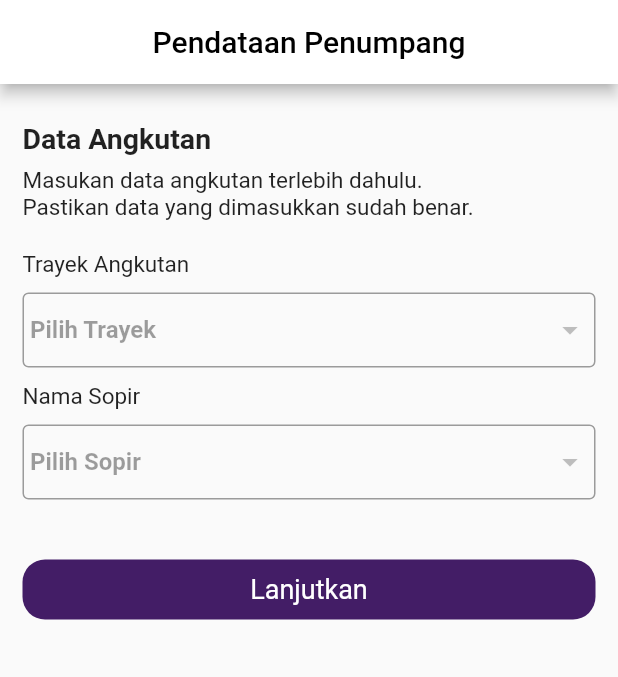
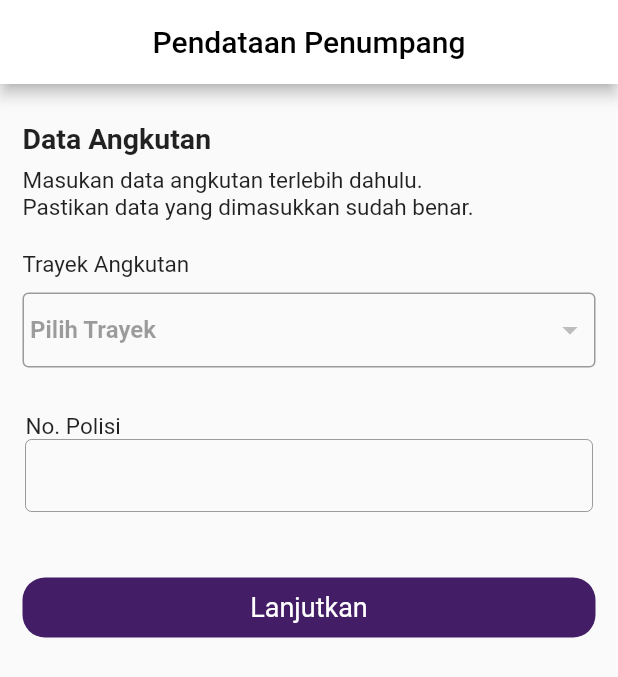
Before and after one commit to Nizam-dev/trackhub, a Flutter app: the Pendataan screen opened directly, on a phone screen of 412 x 824 dp. Shown: the top 677 px of the screen. Run offline on Flutter 3.47's test engine with Material 2 defaults, Android fonts, the phone set to English and light mode, and no system bars; our stand-ins replace awesome_dialog, fluttertoast, geolocator, google_maps_flutter, location, shared_preferences; missing offline and left inert: qr_code_scanner; accounts and stored records are empty.

Commit message:
perbaikan get polisi dan nama supir

```diff
--- a/lib/screen/pendataan.dart
+++ b/lib/screen/pendataan.dart
@@ -22,8 +22,14 @@ class _PendataanState extends State<Pendataan> {
   var id = <String>[];
   var pilihantrayek = <String>[];
   var sopir = <String>[];
+  var no_polisi = <String>[];
   var pilihansopir = <String>[];
+  var pilihannopolisi = <String>[];
   int _pilihan;
+  final TextEditingController _nopolcontroller = TextEditingController();
+  final _formKey = GlobalKey<FormState>();
+  var username;
+  final _scaffoldKey = GlobalKey<ScaffoldState>();
 
   List data;
   void initState() {
@@ -40,6 +46,7 @@ class _PendataanState extends State<Pendataan> {
         for (var item in data) {
           pilihantrayek.add(item["nama_angkutan"]);
           sopir.add(item["nama"]);
+          no_polisi.add(item["no_polisi"]);
           id.add(item["id_angkutan"].toString());
         }
       }
@@ -126,52 +133,95 @@ class _PendataanState extends State<Pendataan> {
                               setState(() {
                                 _pilihan = pilihantrayek.indexOf(value);
                                 _chosenValueTrayek = value;
-                                pilihansopir = <String>[sopir[_pilihan]];
-                                _chosenValueSopir = sopir[_pilihan];
+                                // pilihansopir = <String>[sopir[_pilihan]];
+                                // _chosenValueSopir = sopir[_pilihan];
+                                pilihannopolisi = <String>[no_polisi[_pilihan]];
+                                _chosenValueSopir = no_polisi[_pilihan];
+                                _nopolcontroller.text = _chosenValueSopir;
                               });
                             },
                           ),
                         ))),
+                // Align(
+                //   alignment: Alignment.centerLeft,
+                //   child: Text(
+                //     "Nama Sopir",
+                //     style: TextStyle(fontSize: 15),
+                //   ),
+                // ),
+                // Container(
+                //     margin: EdgeInsets.symmetric(vertical: 10),
+                //     child: InputDecorator(
+                //         decoration: const InputDecoration(
+                //             border: OutlineInputBorder(),
+                //             contentPadding: const EdgeInsets.symmetric(
+                //                 vertical: 1.0, horizontal: 5)),
+                //         child: DropdownButtonHideUnderline(
+                //           child: DropdownButton<String>(
+                //             value: _chosenValueSopir,
+                //             //elevation: 5,
+                //             style: TextStyle(color: Colors.black),
+                //             items: pilihannopolisi
+                //                 .map<DropdownMenuItem<String>>((String value) {
+                //               return DropdownMenuItem<String>(
+                //                 value: value,
+                //                 child: Text(value),
+                //               );
+                //             }).toList(),
+                //             hint: Text(
+                //               "No Polisi",
+                //               style: TextStyle(
+                //                   color: Colors.black38,
+                //                   fontSize: 16,
+                //                   fontWeight: FontWeight.w600),
+                //             ),
+                //             onChanged: (String value) {
+                //               setState(() {
+                //                 _chosenValueSopir = value;
+                //               });
+                //             },
+                //           ),
+                //         ))),
+                Container(
+                  margin: EdgeInsets.only(top: 0),
+                  child: Padding(
+                    padding: EdgeInsets.all(2),
+                    child: Form(
+                      key: _formKey,
+                      child: Column(
+                        mainAxisAlignment: MainAxisAlignment.center,
+                        children: [
+                          SizedBox(height: 18),
                           Align(
                             alignment: Alignment.centerLeft,
                             child: Text(
-                    "Nama Sopir",
+                              "No. Polisi",
                               style: TextStyle(fontSize: 15),
                             ),
                           ),
-                Container(
-                    margin: EdgeInsets.symmetric(vertical: 10),
-                    child: InputDecorator(
-                        decoration: const InputDecoration(
+                          TextFormField(
+                              enabled: false,
+                              cursorColor: Colors.blue,
+                              keyboardType: TextInputType.text,
+                              decoration: InputDecoration(
+                                labelText: "",
                                 border: OutlineInputBorder(),
+
                                 contentPadding: const EdgeInsets.symmetric(
-                                vertical: 1.0, horizontal: 5)),
-                        child: DropdownButtonHideUnderline(
-                          child: DropdownButton<String>(
-                            value: _chosenValueSopir,
-                            //elevation: 5,
-                            style: TextStyle(color: Colors.black),
-                            items: pilihansopir
-                                .map<DropdownMenuItem<String>>((String value) {
-                              return DropdownMenuItem<String>(
-                                value: value,
-                                child: Text(value),
-                              );
-                            }).toList(),
-                            hint: Text(
-                              "Pilih Sopir",
-                              style: TextStyle(
-                                  color: Colors.black38,
-                                  fontSize: 16,
-                                  fontWeight: FontWeight.w600),
+                                    vertical: 1.0, horizontal: 5),
                               ),
-                            onChanged: (String value) {
-                              setState(() {
-                                _chosenValueSopir = value;
-                              });
-                            },
+                              controller: _nopolcontroller,
+                              validator: (nopolisi) {
+
+                                return null;
+                              }),
+                          SizedBox(height: 12),
+
+                        ],
                       ),
-                        ))),
+                    ),
+                  ),
+                ),
                 SizedBox(height: 30),
                 SizedBox(
                   width: double.infinity,
```
Lines whose indentation alone changed are shown as unchanged.
